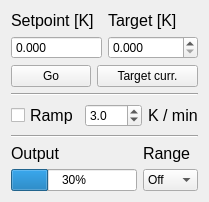
The window that src/tempcontroller/heater.ui (kmnhan/1KARPES_DAQ) describes before a commit, drawn with Qt 5.
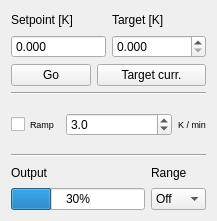
The same window after the commit.

```diff
--- a/src/tempcontroller/heater.ui
+++ b/src/tempcontroller/heater.ui
@@ -6,8 +6,8 @@
    <rect>
     <x>0</x>
     <y>0</y>
-    <width>187</width>
-    <height>202</height>
+    <width>217</width>
+    <height>221</height>
    </rect>
   </property>
   <property name="windowTitle">
@@ -26,11 +26,6 @@
            <verstretch>0</verstretch>
           </sizepolicy>
          </property>
-         <property name="font">
-          <font>
-           <pointsize>12</pointsize>
-          </font>
-         </property>
          <property name="text">
           <string>Setpoint [K]</string>
          </property>
@@ -70,11 +65,6 @@
            <verstretch>0</verstretch>
           </sizepolicy>
          </property>
-         <property name="font">
-          <font>
-           <pointsize>12</pointsize>
-          </font>
-         </property>
          <property name="text">
           <string>Target [K]</string>
          </property>
@@ -140,7 +130,7 @@
        </property>
        <property name="font">
         <font>
-         <pointsize>12</pointsize>
+         <pointsize>7</pointsize>
         </font>
        </property>
        <property name="text">
@@ -180,7 +170,7 @@
        </property>
        <property name="font">
         <font>
-         <pointsize>12</pointsize>
+         <pointsize>7</pointsize>
         </font>
        </property>
        <property name="text">
@@ -209,11 +199,6 @@
            <verstretch>0</verstretch>
           </sizepolicy>
          </property>
-         <property name="font">
-          <font>
-           <pointsize>12</pointsize>
-          </font>
-         </property>
          <property name="text">
           <string>Output</string>
          </property>
@@ -250,11 +235,6 @@
            <verstretch>0</verstretch>
           </sizepolicy>
          </property>
-         <property name="font">
-          <font>
-           <pointsize>12</pointsize>
-          </font>
-         </property>
          <property name="text">
           <string>Range</string>
          </property>
```
